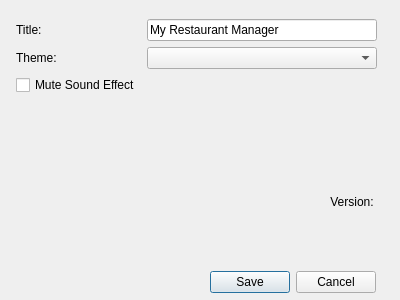
Qt form ui/configwindow.ui (sriv95/My-Restaurant-Manager) before a commit.
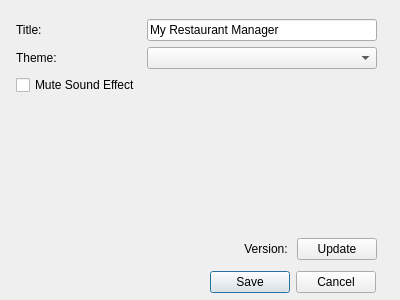
The same form after that commit.

Diff of the .ui file:
```diff
--- a/ui/configwindow.ui
+++ b/ui/configwindow.ui
@@ -62,6 +62,8 @@
      </layout>
     </item>
     <item>
+     <layout class="QHBoxLayout" name="horizontalLayout">
+      <item>
      <widget class="QLabel" name="version">
       <property name="text">
        <string>Version: </string>
@@ -70,6 +72,21 @@
        <set>Qt::AlignmentFlag::AlignRight|Qt::AlignmentFlag::AlignTrailing|Qt::AlignmentFlag::AlignVCenter</set>
       </property>
      </widget>
+      </item>
+      <item>
+       <widget class="QPushButton" name="updateBtn">
+        <property name="sizePolicy">
+         <sizepolicy hsizetype="Fixed" vsizetype="Fixed">
+          <horstretch>0</horstretch>
+          <verstretch>0</verstretch>
+         </sizepolicy>
+        </property>
+        <property name="text">
+         <string>Update</string>
+        </property>
+       </widget>
+      </item>
+     </layout>
     </item>
    </layout>
   </widget>
```
Lines whose indentation alone changed are shown as unchanged.
